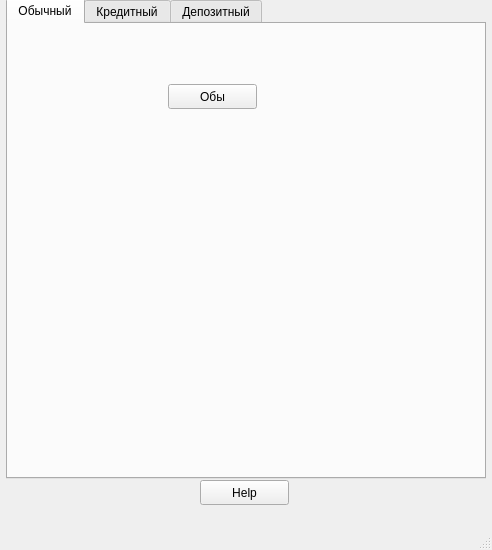
Above: src/SmartCalc_v1-0-0/mainwindow.ui from Lyub1m1y/SmartCalc_v1.0-0 before the change. Below: the same form after it.
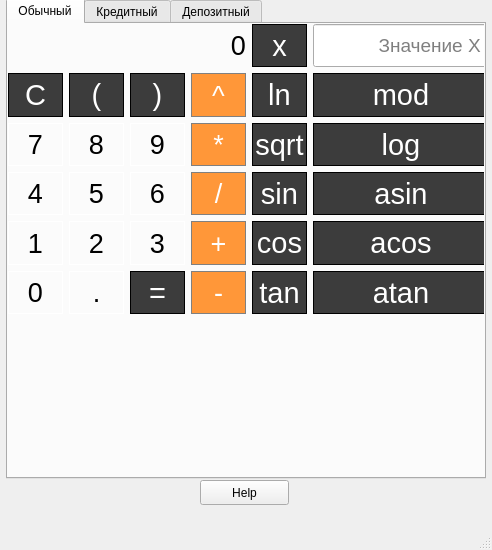
That is the form after the change.

Commit message: minor corrections in button names

```diff
--- a/src/SmartCalc_v1-0-0/mainwindow.ui
+++ b/src/SmartCalc_v1-0-0/mainwindow.ui
@@ -42,18 +42,1062 @@
      <attribute name="title">
       <string>Обычный</string>
      </attribute>
-     <widget class="QPushButton" name="pushButton">
+     <widget class="QWidget" name="gridLayoutWidget">
       <property name="geometry">
        <rect>
-        <x>160</x>
-        <y>60</y>
-        <width>89</width>
-        <height>25</height>
+        <x>0</x>
+        <y>0</y>
+        <width>481</width>
+        <height>290</height>
        </rect>
       </property>
-      <property name="text">
-       <string>Обы</string>
+      <property name="sizePolicy">
+       <sizepolicy hsizetype="MinimumExpanding" vsizetype="MinimumExpanding">
+        <horstretch>0</horstretch>
+        <verstretch>0</verstretch>
+       </sizepolicy>
       </property>
+      <property name="font">
+       <font>
+        <family>Arial</family>
+        <pointsize>20</pointsize>
+       </font>
+      </property>
+      <layout class="QGridLayout" name="CalcButtons_8">
+       <item row="5" column="4">
+        <widget class="QPushButton" name="Button_tan">
+         <property name="sizePolicy">
+          <sizepolicy hsizetype="Preferred" vsizetype="Preferred">
+           <horstretch>0</horstretch>
+           <verstretch>0</verstretch>
+          </sizepolicy>
+         </property>
+         <property name="font">
+          <font>
+           <family>Helvetica</family>
+           <pointsize>22</pointsize>
+           <weight>50</weight>
+           <italic>false</italic>
+           <bold>false</bold>
+          </font>
+         </property>
+         <property name="styleSheet">
+          <string notr="true">QPushButton {
+	font: 22pt &quot;Helvetica&quot;;
+	background-color: rgb(60,60,60);
+	color: white;
+	border: 1px solid black;
+}
+QPushButton:pressed {
+	background-color: rgb(90,90,90);
+}</string>
+         </property>
+         <property name="text">
+          <string>tan</string>
+         </property>
+        </widget>
+       </item>
+       <item row="1" column="3">
+        <widget class="QPushButton" name="Button_sq">
+         <property name="sizePolicy">
+          <sizepolicy hsizetype="Preferred" vsizetype="Preferred">
+           <horstretch>0</horstretch>
+           <verstretch>0</verstretch>
+          </sizepolicy>
+         </property>
+         <property name="font">
+          <font>
+           <family>Arial</family>
+           <pointsize>20</pointsize>
+          </font>
+         </property>
+         <property name="styleSheet">
+          <string notr="true">QPushButton {
+  background-color: rgb(255, 151, 57);
+  color: white; 
+  border: 1px solid gray;
+}
+
+QPushButton:pressed {
+    background-color: qlineargradient(x1: 0, y1: 0, x2: 0, y2: 1,
+                                      stop: 0 #FF7832, stop: 1 #FF9739);
+}</string>
+         </property>
+         <property name="text">
+          <string>^</string>
+         </property>
+        </widget>
+       </item>
+       <item row="5" column="0">
+        <widget class="QPushButton" name="Button_d_0">
+         <property name="sizePolicy">
+          <sizepolicy hsizetype="Preferred" vsizetype="Preferred">
+           <horstretch>0</horstretch>
+           <verstretch>0</verstretch>
+          </sizepolicy>
+         </property>
+         <property name="font">
+          <font>
+           <family>Arial</family>
+           <pointsize>20</pointsize>
+          </font>
+         </property>
+         <property name="styleSheet">
+          <string>QPushButton {
+   border: 1px solid white;
+}
+QPushButton:pressed {
+    background-color: qlineargradient(x1: 0, y1: 0, x2: 0, y2: 1,
+                                      stop: 0 #dadbde, stop: 1 #f6f7fa);
+}</string>
+         </property>
+         <property name="text">
+          <string>0</string>
+         </property>
+        </widget>
+       </item>
+       <item row="3" column="4">
+        <widget class="QPushButton" name="Button_sin">
+         <property name="sizePolicy">
+          <sizepolicy hsizetype="Preferred" vsizetype="Preferred">
+           <horstretch>0</horstretch>
+           <verstretch>0</verstretch>
+          </sizepolicy>
+         </property>
+         <property name="font">
+          <font>
+           <family>Helvetica</family>
+           <pointsize>22</pointsize>
+           <weight>50</weight>
+           <italic>false</italic>
+           <bold>false</bold>
+          </font>
+         </property>
+         <property name="styleSheet">
+          <string notr="true">QPushButton {
+	font: 22pt &quot;Helvetica&quot;;
+	background-color: rgb(60,60,60);
+	color: white;
+	border: 1px solid black;
+}
+QPushButton:pressed {
+	background-color: rgb(90,90,90);
+}</string>
+         </property>
+         <property name="text">
+          <string>sin</string>
+         </property>
+        </widget>
+       </item>
+       <item row="2" column="3">
+        <widget class="QPushButton" name="Button_mult">
+         <property name="sizePolicy">
+          <sizepolicy hsizetype="Preferred" vsizetype="Preferred">
+           <horstretch>0</horstretch>
+           <verstretch>0</verstretch>
+          </sizepolicy>
+         </property>
+         <property name="font">
+          <font>
+           <family>Arial</family>
+           <pointsize>20</pointsize>
+          </font>
+         </property>
+         <property name="styleSheet">
+          <string notr="true">QPushButton {
+  background-color: rgb(255, 151, 57);
+  color: white; 
+  border: 1px solid gray;
+}
+
+QPushButton:pressed {
+    background-color: qlineargradient(x1: 0, y1: 0, x2: 0, y2: 1,
+                                      stop: 0 #FF7832, stop: 1 #FF9739);
+}</string>
+         </property>
+         <property name="text">
+          <string>*</string>
+         </property>
+        </widget>
+       </item>
+       <item row="1" column="4">
+        <widget class="QPushButton" name="Button_ln">
+         <property name="sizePolicy">
+          <sizepolicy hsizetype="Preferred" vsizetype="Preferred">
+           <horstretch>0</horstretch>
+           <verstretch>0</verstretch>
+          </sizepolicy>
+         </property>
+         <property name="font">
+          <font>
+           <family>Helvetica</family>
+           <pointsize>22</pointsize>
+           <weight>50</weight>
+           <italic>false</italic>
+           <bold>false</bold>
+          </font>
+         </property>
+         <property name="styleSheet">
+          <string notr="true">QPushButton {
+	font: 22pt &quot;Helvetica&quot;;
+	background-color: rgb(60,60,60);
+	color: white;
+	border: 1px solid black;
+}
+QPushButton:pressed {
+	background-color: rgb(90,90,90);
+}</string>
+         </property>
+         <property name="text">
+          <string>ln</string>
+         </property>
+        </widget>
+       </item>
+       <item row="2" column="6">
+        <widget class="QPushButton" name="Button_log">
+         <property name="sizePolicy">
+          <sizepolicy hsizetype="Preferred" vsizetype="Preferred">
+           <horstretch>0</horstretch>
+           <verstretch>0</verstretch>
+          </sizepolicy>
+         </property>
+         <property name="font">
+          <font>
+           <family>Helvetica</family>
+           <pointsize>22</pointsize>
+           <weight>50</weight>
+           <italic>false</italic>
+           <bold>false</bold>
+          </font>
+         </property>
+         <property name="styleSheet">
+          <string notr="true">QPushButton {
+	font: 22pt &quot;Helvetica&quot;;
+	background-color: rgb(60,60,60);
+	color: white;
+	border: 1px solid black;
+}
+QPushButton:pressed {
+	background-color: rgb(90,90,90);
+}</string>
+         </property>
+         <property name="text">
+          <string>log</string>
+         </property>
+        </widget>
+       </item>
+       <item row="3" column="1">
+        <widget class="QPushButton" name="Button_d_5">
+         <property name="sizePolicy">
+          <sizepolicy hsizetype="Preferred" vsizetype="Preferred">
+           <horstretch>0</horstretch>
+           <verstretch>0</verstretch>
+          </sizepolicy>
+         </property>
+         <property name="font">
+          <font>
+           <family>Arial</family>
+           <pointsize>20</pointsize>
+          </font>
+         </property>
+         <property name="styleSheet">
+          <string>QPushButton {
+   border: 1px solid white;
+}
+QPushButton:pressed {
+    background-color: qlineargradient(x1: 0, y1: 0, x2: 0, y2: 1,
+                                      stop: 0 #dadbde, stop: 1 #f6f7fa);
+}</string>
+         </property>
+         <property name="text">
+          <string>5</string>
+         </property>
+        </widget>
+       </item>
+       <item row="1" column="1">
+        <widget class="QPushButton" name="Button_OpenBr">
+         <property name="sizePolicy">
+          <sizepolicy hsizetype="Preferred" vsizetype="Preferred">
+           <horstretch>0</horstretch>
+           <verstretch>0</verstretch>
+          </sizepolicy>
+         </property>
+         <property name="font">
+          <font>
+           <family>Helvetica</family>
+           <pointsize>22</pointsize>
+           <weight>50</weight>
+           <italic>false</italic>
+           <bold>false</bold>
+          </font>
+         </property>
+         <property name="styleSheet">
+          <string notr="true">QPushButton {
+	font: 22pt &quot;Helvetica&quot;;
+	background-color: rgb(60,60,60);
+	color: white;
+	border: 1px solid black;
+}
+QPushButton:pressed {
+	background-color: rgb(90,90,90);
+}</string>
+         </property>
+         <property name="text">
+          <string>(</string>
+         </property>
+        </widget>
+       </item>
+       <item row="4" column="3">
+        <widget class="QPushButton" name="Button_plus">
+         <property name="sizePolicy">
+          <sizepolicy hsizetype="Preferred" vsizetype="Preferred">
+           <horstretch>0</horstretch>
+           <verstretch>0</verstretch>
+          </sizepolicy>
+         </property>
+         <property name="font">
+          <font>
+           <family>Arial</family>
+           <pointsize>20</pointsize>
+          </font>
+         </property>
+         <property name="styleSheet">
+          <string notr="true">QPushButton {
+  background-color: rgb(255, 151, 57);
+  color: white; 
+  border: 1px solid gray;
+}
+
+QPushButton:pressed {
+    background-color: qlineargradient(x1: 0, y1: 0, x2: 0, y2: 1,
+                                      stop: 0 #FF7832, stop: 1 #FF9739);
+}</string>
+         </property>
+         <property name="text">
+          <string>+</string>
+         </property>
+        </widget>
+       </item>
+       <item row="2" column="1">
+        <widget class="QPushButton" name="Button_d_8">
+         <property name="sizePolicy">
+          <sizepolicy hsizetype="Preferred" vsizetype="Preferred">
+           <horstretch>0</horstretch>
+           <verstretch>0</verstretch>
+          </sizepolicy>
+         </property>
+         <property name="font">
+          <font>
+           <family>Arial</family>
+           <pointsize>20</pointsize>
+          </font>
+         </property>
+         <property name="styleSheet">
+          <string>QPushButton {
+   border: 1px solid white;
+}
+QPushButton:pressed {
+    background-color: qlineargradient(x1: 0, y1: 0, x2: 0, y2: 1,
+                                      stop: 0 #dadbde, stop: 1 #f6f7fa);
+}</string>
+         </property>
+         <property name="text">
+          <string>8</string>
+         </property>
+        </widget>
+       </item>
+       <item row="4" column="2">
+        <widget class="QPushButton" name="Button_d_3">
+         <property name="sizePolicy">
+          <sizepolicy hsizetype="Preferred" vsizetype="Preferred">
+           <horstretch>0</horstretch>
+           <verstretch>0</verstretch>
+          </sizepolicy>
+         </property>
+         <property name="font">
+          <font>
+           <family>Arial</family>
+           <pointsize>20</pointsize>
+          </font>
+         </property>
+         <property name="styleSheet">
+          <string>QPushButton {
+   border: 1px solid white;
+}
+QPushButton:pressed {
+    background-color: qlineargradient(x1: 0, y1: 0, x2: 0, y2: 1,
+                                      stop: 0 #dadbde, stop: 1 #f6f7fa);
+}</string>
+         </property>
+         <property name="text">
+          <string>3</string>
+         </property>
+        </widget>
+       </item>
+       <item row="4" column="4">
+        <widget class="QPushButton" name="Button_cos">
+         <property name="sizePolicy">
+          <sizepolicy hsizetype="Preferred" vsizetype="Preferred">
+           <horstretch>0</horstretch>
+           <verstretch>0</verstretch>
+          </sizepolicy>
+         </property>
+         <property name="font">
+          <font>
+           <family>Helvetica</family>
+           <pointsize>22</pointsize>
+           <weight>50</weight>
+           <italic>false</italic>
+           <bold>false</bold>
+          </font>
+         </property>
+         <property name="styleSheet">
+          <string notr="true">QPushButton {
+	font: 22pt &quot;Helvetica&quot;;
+	background-color: rgb(60,60,60);
+	color: white;
+	border: 1px solid black;
+}
+QPushButton:pressed {
+	background-color: rgb(90,90,90);
+}</string>
+         </property>
+         <property name="text">
+          <string>cos</string>
+         </property>
+        </widget>
+       </item>
+       <item row="4" column="6">
+        <widget class="QPushButton" name="Button_acos">
+         <property name="sizePolicy">
+          <sizepolicy hsizetype="Preferred" vsizetype="Preferred">
+           <horstretch>0</horstretch>
+           <verstretch>0</verstretch>
+          </sizepolicy>
+         </property>
+         <property name="font">
+          <font>
+           <family>Helvetica</family>
+           <pointsize>22</pointsize>
+           <weight>50</weight>
+           <italic>false</italic>
+           <bold>false</bold>
+          </font>
+         </property>
+         <property name="styleSheet">
+          <string notr="true">QPushButton {
+	font: 22pt &quot;Helvetica&quot;;
+	background-color: rgb(60,60,60);
+	color: white;
+	border: 1px solid black;
+}
+QPushButton:pressed {
+	background-color: rgb(90,90,90);
+}</string>
+         </property>
+         <property name="text">
+          <string>acos</string>
+         </property>
+        </widget>
+       </item>
+       <item row="5" column="3">
+        <widget class="QPushButton" name="Button_minus">
+         <property name="sizePolicy">
+          <sizepolicy hsizetype="Preferred" vsizetype="Preferred">
+           <horstretch>0</horstretch>
+           <verstretch>0</verstretch>
+          </sizepolicy>
+         </property>
+         <property name="font">
+          <font>
+           <family>Arial</family>
+           <pointsize>20</pointsize>
+          </font>
+         </property>
+         <property name="styleSheet">
+          <string notr="true">QPushButton {
+  background-color: rgb(255, 151, 57);
+  color: white; 
+  border: 1px solid gray;
+}
+
+QPushButton:pressed {
+    background-color: qlineargradient(x1: 0, y1: 0, x2: 0, y2: 1,
+                                      stop: 0 #FF7832, stop: 1 #FF9739);
+}</string>
+         </property>
+         <property name="text">
+          <string>-</string>
+         </property>
+        </widget>
+       </item>
+       <item row="3" column="6">
+        <widget class="QPushButton" name="Button_asin">
+         <property name="sizePolicy">
+          <sizepolicy hsizetype="Preferred" vsizetype="Preferred">
+           <horstretch>0</horstretch>
+           <verstretch>0</verstretch>
+          </sizepolicy>
+         </property>
+         <property name="font">
+          <font>
+           <family>Helvetica</family>
+           <pointsize>22</pointsize>
+           <weight>50</weight>
+           <italic>false</italic>
+           <bold>false</bold>
+          </font>
+         </property>
+         <property name="styleSheet">
+          <string notr="true">QPushButton {
+	font: 22pt &quot;Helvetica&quot;;
+	background-color: rgb(60,60,60);
+	color: white;
+	border: 1px solid black;
+}
+QPushButton:pressed {
+	background-color: rgb(90,90,90);
+}</string>
+         </property>
+         <property name="text">
+          <string>asin</string>
+         </property>
+        </widget>
+       </item>
+       <item row="4" column="0">
+        <widget class="QPushButton" name="Button_d_1">
+         <property name="sizePolicy">
+          <sizepolicy hsizetype="Preferred" vsizetype="Preferred">
+           <horstretch>0</horstretch>
+           <verstretch>0</verstretch>
+          </sizepolicy>
+         </property>
+         <property name="font">
+          <font>
+           <family>Arial</family>
+           <pointsize>20</pointsize>
+          </font>
+         </property>
+         <property name="styleSheet">
+          <string>QPushButton {
+   border: 1px solid white;
+}
+QPushButton:pressed {
+    background-color: qlineargradient(x1: 0, y1: 0, x2: 0, y2: 1,
+                                      stop: 0 #dadbde, stop: 1 #f6f7fa);
+}</string>
+         </property>
+         <property name="text">
+          <string>1</string>
+         </property>
+        </widget>
+       </item>
+       <item row="5" column="2">
+        <widget class="QPushButton" name="Button_res">
+         <property name="sizePolicy">
+          <sizepolicy hsizetype="Preferred" vsizetype="Preferred">
+           <horstretch>0</horstretch>
+           <verstretch>0</verstretch>
+          </sizepolicy>
+         </property>
+         <property name="font">
+          <font>
+           <family>Helvetica</family>
+           <pointsize>22</pointsize>
+           <weight>50</weight>
+           <italic>false</italic>
+           <bold>false</bold>
+          </font>
+         </property>
+         <property name="styleSheet">
+          <string notr="true">QPushButton {
+	font: 22pt &quot;Helvetica&quot;;
+	background-color: rgb(60,60,60);
+	color: white;
+	border: 1px solid black;
+}
+QPushButton:pressed {
+	background-color: rgb(90,90,90);
+}</string>
+         </property>
+         <property name="text">
+          <string>=</string>
+         </property>
+        </widget>
+       </item>
+       <item row="3" column="3">
+        <widget class="QPushButton" name="Button_div">
+         <property name="sizePolicy">
+          <sizepolicy hsizetype="Preferred" vsizetype="Preferred">
+           <horstretch>0</horstretch>
+           <verstretch>0</verstretch>
+          </sizepolicy>
+         </property>
+         <property name="font">
+          <font>
+           <family>Arial</family>
+           <pointsize>20</pointsize>
+          </font>
+         </property>
+         <property name="styleSheet">
+          <string notr="true">QPushButton {
+  background-color: rgb(255, 151, 57);
+  color: white; 
+  border: 1px solid gray;
+}
+
+QPushButton:pressed {
+    background-color: qlineargradient(x1: 0, y1: 0, x2: 0, y2: 1,
+                                      stop: 0 #FF7832, stop: 1 #FF9739);
+}</string>
+         </property>
+         <property name="text">
+          <string>/</string>
+         </property>
+        </widget>
+       </item>
+       <item row="1" column="0">
+        <widget class="QPushButton" name="Button_del">
+         <property name="sizePolicy">
+          <sizepolicy hsizetype="Preferred" vsizetype="Preferred">
+           <horstretch>0</horstretch>
+           <verstretch>0</verstretch>
+          </sizepolicy>
+         </property>
+         <property name="font">
+          <font>
+           <family>Helvetica</family>
+           <pointsize>22</pointsize>
+           <weight>50</weight>
+           <italic>false</italic>
+           <bold>false</bold>
+          </font>
+         </property>
+         <property name="styleSheet">
+          <string notr="true">QPushButton {
+	font: 22pt &quot;Helvetica&quot;;
+	background-color: rgb(60,60,60);
+	color: white;
+	border: 1px solid black;
+}
+QPushButton:pressed {
+	background-color: rgb(90,90,90);
+}</string>
+         </property>
+         <property name="text">
+          <string>C</string>
+         </property>
+        </widget>
+       </item>
+       <item row="3" column="2">
+        <widget class="QPushButton" name="Button_d_6">
+         <property name="sizePolicy">
+          <sizepolicy hsizetype="Preferred" vsizetype="Preferred">
+           <horstretch>0</horstretch>
+           <verstretch>0</verstretch>
+          </sizepolicy>
+         </property>
+         <property name="font">
+          <font>
+           <family>Arial</family>
+           <pointsize>20</pointsize>
+          </font>
+         </property>
+         <property name="styleSheet">
+          <string>QPushButton {
+   border: 1px solid white;
+}
+QPushButton:pressed {
+    background-color: qlineargradient(x1: 0, y1: 0, x2: 0, y2: 1,
+                                      stop: 0 #dadbde, stop: 1 #f6f7fa);
+}</string>
+         </property>
+         <property name="text">
+          <string>6</string>
+         </property>
+        </widget>
+       </item>
+       <item row="5" column="6">
+        <widget class="QPushButton" name="Button_atan">
+         <property name="sizePolicy">
+          <sizepolicy hsizetype="Preferred" vsizetype="Preferred">
+           <horstretch>0</horstretch>
+           <verstretch>0</verstretch>
+          </sizepolicy>
+         </property>
+         <property name="font">
+          <font>
+           <family>Helvetica</family>
+           <pointsize>22</pointsize>
+           <weight>50</weight>
+           <italic>false</italic>
+           <bold>false</bold>
+          </font>
+         </property>
+         <property name="styleSheet">
+          <string notr="true">QPushButton {
+	font: 22pt &quot;Helvetica&quot;;
+	background-color: rgb(60,60,60);
+	color: white;
+	border: 1px solid black;
+}
+QPushButton:pressed {
+	background-color: rgb(90,90,90);
+}</string>
+         </property>
+         <property name="text">
+          <string>atan</string>
+         </property>
+        </widget>
+       </item>
+       <item row="2" column="4">
+        <widget class="QPushButton" name="Button_sqrt">
+         <property name="sizePolicy">
+          <sizepolicy hsizetype="Preferred" vsizetype="Preferred">
+           <horstretch>0</horstretch>
+           <verstretch>0</verstretch>
+          </sizepolicy>
+         </property>
+         <property name="font">
+          <font>
+           <family>Helvetica</family>
+           <pointsize>22</pointsize>
+           <weight>50</weight>
+           <italic>false</italic>
+           <bold>false</bold>
+          </font>
+         </property>
+         <property name="styleSheet">
+          <string notr="true">QPushButton {
+	font: 22pt &quot;Helvetica&quot;;
+	background-color: rgb(60,60,60);
+	color: white;
+	border: 1px solid black;
+}
+QPushButton:pressed {
+	background-color: rgb(90,90,90);
+}</string>
+         </property>
+         <property name="text">
+          <string>sqrt</string>
+         </property>
+        </widget>
+       </item>
+       <item row="2" column="2">
+        <widget class="QPushButton" name="Button_d_9">
+         <property name="sizePolicy">
+          <sizepolicy hsizetype="Preferred" vsizetype="Preferred">
+           <horstretch>0</horstretch>
+           <verstretch>0</verstretch>
+          </sizepolicy>
+         </property>
+         <property name="font">
+          <font>
+           <family>Arial</family>
+           <pointsize>20</pointsize>
+          </font>
+         </property>
+         <property name="styleSheet">
+          <string>QPushButton {
+   border: 1px solid white;
+}
+QPushButton:pressed {
+    background-color: qlineargradient(x1: 0, y1: 0, x2: 0, y2: 1,
+                                      stop: 0 #dadbde, stop: 1 #f6f7fa);
+}</string>
+         </property>
+         <property name="text">
+          <string>9</string>
+         </property>
+        </widget>
+       </item>
+       <item row="0" column="4">
+        <widget class="QPushButton" name="Button_X">
+         <property name="sizePolicy">
+          <sizepolicy hsizetype="Preferred" vsizetype="Preferred">
+           <horstretch>0</horstretch>
+           <verstretch>0</verstretch>
+          </sizepolicy>
+         </property>
+         <property name="font">
+          <font>
+           <family>Helvetica</family>
+           <pointsize>22</pointsize>
+           <weight>50</weight>
+           <italic>false</italic>
+           <bold>false</bold>
+          </font>
+         </property>
+         <property name="styleSheet">
+          <string notr="true">QPushButton {
+	font: 22pt &quot;Helvetica&quot;;
+	background-color: rgb(60,60,60);
+	color: white;
+	border: 1px solid black;
+}
+QPushButton:pressed {
+	background-color: rgb(90,90,90);
+}</string>
+         </property>
+         <property name="text">
+          <string>x</string>
+         </property>
+        </widget>
+       </item>
+       <item row="0" column="0" colspan="4">
+        <widget class="QLabel" name="OutputLabel">
+         <property name="sizePolicy">
+          <sizepolicy hsizetype="Preferred" vsizetype="Preferred">
+           <horstretch>0</horstretch>
+           <verstretch>0</verstretch>
+          </sizepolicy>
+         </property>
+         <property name="font">
+          <font>
+           <family>Arial</family>
+           <pointsize>20</pointsize>
+          </font>
+         </property>
+         <property name="layoutDirection">
+          <enum>Qt::LeftToRight</enum>
+         </property>
+         <property name="styleSheet">
+          <string notr="true">QLabel {
+  qproperty-alignment: 'AlignVCenter | AlignRight';
+  border: 1px solid gray;
+}
+
+background-color : white;</string>
+         </property>
+         <property name="text">
+          <string>0</string>
+         </property>
+         <property name="alignment">
+          <set>Qt::AlignRight|Qt::AlignTrailing|Qt::AlignVCenter</set>
+         </property>
+        </widget>
+       </item>
+       <item row="0" column="6">
+        <widget class="QLineEdit" name="line_x">
+         <property name="sizePolicy">
+          <sizepolicy hsizetype="Preferred" vsizetype="Preferred">
+           <horstretch>0</horstretch>
+           <verstretch>0</verstretch>
+          </sizepolicy>
+         </property>
+         <property name="font">
+          <font>
+           <family>Arial</family>
+           <pointsize>14</pointsize>
+           <weight>50</weight>
+           <italic>false</italic>
+           <bold>false</bold>
+          </font>
+         </property>
+         <property name="styleSheet">
+          <string notr="true">QPushButton {
+	font: 22pt &quot;Helvetica&quot;;
+	background-color: rgb(60,60,60);
+	color: white;
+	border: 1px solid black;
+}
+QPushButton:pressed {
+	background-color: rgb(90,90,90);
+}</string>
+         </property>
+         <property name="maxLength">
+          <number>15</number>
+         </property>
+         <property name="alignment">
+          <set>Qt::AlignRight|Qt::AlignTrailing|Qt::AlignVCenter</set>
+         </property>
+         <property name="placeholderText">
+          <string>Значение Х </string>
+         </property>
+         <property name="clearButtonEnabled">
+          <bool>false</bool>
+         </property>
+        </widget>
+       </item>
+       <item row="1" column="6">
+        <widget class="QPushButton" name="Button_mod_10">
+         <property name="sizePolicy">
+          <sizepolicy hsizetype="Preferred" vsizetype="Preferred">
+           <horstretch>0</horstretch>
+           <verstretch>0</verstretch>
+          </sizepolicy>
+         </property>
+         <property name="font">
+          <font>
+           <family>Helvetica</family>
+           <pointsize>22</pointsize>
+           <weight>50</weight>
+           <italic>false</italic>
+           <bold>false</bold>
+          </font>
+         </property>
+         <property name="styleSheet">
+          <string notr="true">QPushButton {
+	font: 22pt &quot;Helvetica&quot;;
+	background-color: rgb(60,60,60);
+	color: white;
+	border: 1px solid black;
+}
+QPushButton:pressed {
+	background-color: rgb(90,90,90);
+}</string>
+         </property>
+         <property name="text">
+          <string>mod</string>
+         </property>
+        </widget>
+       </item>
+       <item row="1" column="2">
+        <widget class="QPushButton" name="Button_CloseBr">
+         <property name="sizePolicy">
+          <sizepolicy hsizetype="Preferred" vsizetype="Preferred">
+           <horstretch>0</horstretch>
+           <verstretch>0</verstretch>
+          </sizepolicy>
+         </property>
+         <property name="font">
+          <font>
+           <family>Helvetica</family>
+           <pointsize>22</pointsize>
+           <weight>50</weight>
+           <italic>false</italic>
+           <bold>false</bold>
+          </font>
+         </property>
+         <property name="styleSheet">
+          <string notr="true">QPushButton {
+	font: 22pt &quot;Helvetica&quot;;
+	background-color: rgb(60,60,60);
+	color: white;
+	border: 1px solid black;
+}
+QPushButton:pressed {
+	background-color: rgb(90,90,90);
+}</string>
+         </property>
+         <property name="text">
+          <string>)</string>
+         </property>
+        </widget>
+       </item>
+       <item row="2" column="0">
+        <widget class="QPushButton" name="Button_d_7">
+         <property name="sizePolicy">
+          <sizepolicy hsizetype="Preferred" vsizetype="Preferred">
+           <horstretch>0</horstretch>
+           <verstretch>0</verstretch>
+          </sizepolicy>
+         </property>
+         <property name="font">
+          <font>
+           <family>Arial</family>
+           <pointsize>20</pointsize>
+          </font>
+         </property>
+         <property name="styleSheet">
+          <string>QPushButton {
+   border: 1px solid white;
+}
+QPushButton:pressed {
+    background-color: qlineargradient(x1: 0, y1: 0, x2: 0, y2: 1,
+                                      stop: 0 #dadbde, stop: 1 #f6f7fa);
+}</string>
+         </property>
+         <property name="text">
+          <string>7</string>
+         </property>
+        </widget>
+       </item>
+       <item row="4" column="1">
+        <widget class="QPushButton" name="Button_d_2">
+         <property name="sizePolicy">
+          <sizepolicy hsizetype="Preferred" vsizetype="Preferred">
+           <horstretch>0</horstretch>
+           <verstretch>0</verstretch>
+          </sizepolicy>
+         </property>
+         <property name="font">
+          <font>
+           <family>Arial</family>
+           <pointsize>20</pointsize>
+          </font>
+         </property>
+         <property name="styleSheet">
+          <string>QPushButton {
+   border: 1px solid white;
+}
+QPushButton:pressed {
+    background-color: qlineargradient(x1: 0, y1: 0, x2: 0, y2: 1,
+                                      stop: 0 #dadbde, stop: 1 #f6f7fa);
+}</string>
+         </property>
+         <property name="text">
+          <string>2</string>
+         </property>
+        </widget>
+       </item>
+       <item row="5" column="1">
+        <widget class="QPushButton" name="Button_dot">
+         <property name="sizePolicy">
+          <sizepolicy hsizetype="Preferred" vsizetype="Preferred">
+           <horstretch>0</horstretch>
+           <verstretch>0</verstretch>
+          </sizepolicy>
+         </property>
+         <property name="font">
+          <font>
+           <family>Arial</family>
+           <pointsize>20</pointsize>
+          </font>
+         </property>
+         <property name="styleSheet">
+          <string notr="true">QPushButton {
+   border: 1px solid white;
+}
+QPushButton:pressed {
+    background-color: qlineargradient(x1: 0, y1: 0, x2: 0, y2: 1,
+                                      stop: 0 #dadbde, stop: 1 #f6f7fa);
+}</string>
+         </property>
+         <property name="text">
+          <string>.</string>
+         </property>
+        </widget>
+       </item>
+       <item row="3" column="0">
+        <widget class="QPushButton" name="Button_d_4">
+         <property name="sizePolicy">
+          <sizepolicy hsizetype="Preferred" vsizetype="Preferred">
+           <horstretch>0</horstretch>
+           <verstretch>0</verstretch>
+          </sizepolicy>
+         </property>
+         <property name="font">
+          <font>
+           <family>Arial</family>
+           <pointsize>20</pointsize>
+          </font>
+         </property>
+         <property name="styleSheet">
+          <string>QPushButton {
+   border: 1px solid white;
+}
+QPushButton:pressed {
+    background-color: qlineargradient(x1: 0, y1: 0, x2: 0, y2: 1,
+                                      stop: 0 #dadbde, stop: 1 #f6f7fa);
+}</string>
+         </property>
+         <property name="text">
+          <string>4</string>
+         </property>
+        </widget>
+       </item>
+      </layout>
      </widget>
     </widget>
     <widget class="QWidget" name="credit">
```
The commit also changes 11 other files.
